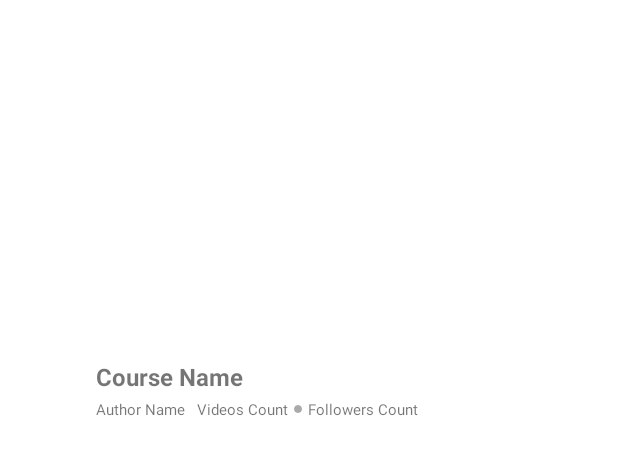
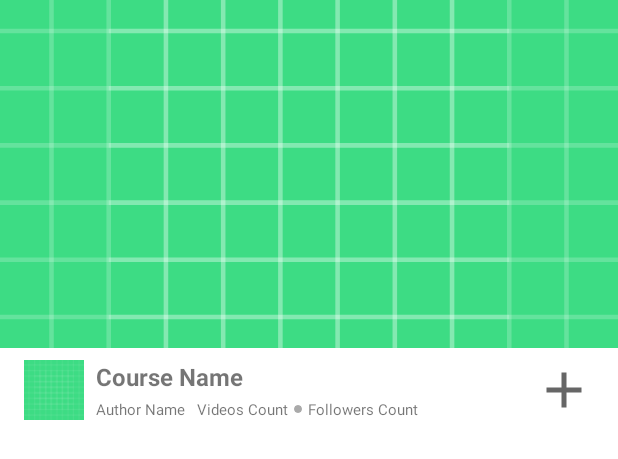
Before and after one commit to Apna-Tutor/ApnaTutor, an Android app: the layout activity_playlist.xml on its own in the app's theme, with its tools: preview values and no code run, on a phone screen of 412 x 824 dp. Shown: the top 459 px of the screen. Run offline under Robolectric (Android 15) with nearby library versions, the phone set to English and light mode, and no system bars.

Commit message:
mod designs

```diff
--- a/app/src/main/java/com/debuggers/apna_tutor/Activities/PlaylistActivity.java
+++ b/app/src/main/java/com/debuggers/apna_tutor/Activities/PlaylistActivity.java
@@ -15,5 +15,6 @@ public class PlaylistActivity extends AppCompatActivity {
         binding = ActivityPlaylistBinding.inflate(getLayoutInflater());
         setContentView(binding.getRoot());
 
+
     }
 }
--- /dev/null
+++ b/app/src/main/res/drawable/ic_add.xml
@@ -0,0 +1,5 @@
+<vector android:height="24dp" android:tint="?attr/colorControlNormal"
+    android:viewportHeight="24" android:viewportWidth="24"
+    android:width="24dp" xmlns:android="http://schemas.android.com/apk/res/android">
+    <path android:fillColor="@android:color/white" android:pathData="M19,13h-6v6h-2v-6H5v-2h6V5h2v6h6v2z"/>
+</vector>
--- a/app/src/main/res/layout/activity_playlist.xml
+++ b/app/src/main/res/layout/activity_playlist.xml
@@ -7,11 +7,136 @@
     android:orientation="vertical"
     tools:context=".Activities.PlaylistActivity">
 
-    <include
-        android:id="@+id/courseItem"
-        layout="@layout/item_course"
+    <LinearLayout
         android:layout_width="match_parent"
-        android:layout_height="wrap_content" />
+        android:layout_height="wrap_content"
+        android:orientation="vertical">
+
+        <androidx.constraintlayout.widget.ConstraintLayout
+            android:layout_width="match_parent"
+            android:layout_height="wrap_content"
+            app:layout_constraintEnd_toStartOf="@+id/courseThumbnail"
+            app:layout_constraintStart_toStartOf="@+id/courseThumbnail">
+
+            <ImageView
+                android:id="@+id/courseThumbnail"
+                android:layout_width="0dp"
+                android:layout_height="0dp"
+                android:adjustViewBounds="true"
+                android:scaleType="centerCrop"
+                app:layout_constraintBottom_toBottomOf="parent"
+                app:layout_constraintDimensionRatio="16:9"
+                app:layout_constraintEnd_toEndOf="parent"
+                app:layout_constraintStart_toStartOf="parent"
+                app:layout_constraintTop_toTopOf="parent"
+                tools:layout_conversion_absoluteHeight="0dp"
+                tools:layout_conversion_absoluteWidth="379dp"
+                tools:srcCompat="@drawable/ic_launcher_background" />
+        </androidx.constraintlayout.widget.ConstraintLayout>
+
+
+        <LinearLayout
+            android:layout_width="match_parent"
+            android:layout_height="wrap_content"
+            android:layout_gravity="top"
+            android:layout_marginStart="16dp"
+            android:layout_marginTop="8dp"
+            android:layout_marginEnd="16dp"
+            android:layout_marginBottom="8dp"
+            android:orientation="horizontal">
+
+            <ImageView
+                android:id="@+id/authorDp"
+                android:layout_width="40dp"
+                android:layout_height="40dp"
+                android:layout_marginEnd="8dp"
+                tools:layout_conversion_absoluteHeightbsoluteX="36dp"
+                tools:layout_conversion_absoluteWidth="40dp"
+                tools:layout_editor_a="40dp"
+                tools:layout_editor_absoluteY="36dp"
+                tools:srcCompat="@drawable/ic_launcher_background" />
+
+            <LinearLayout
+                android:layout_width="match_parent"
+                android:layout_height="wrap_content"
+                android:layout_weight="1"
+                android:orientation="vertical">
+
+                <TextView
+                    android:id="@+id/courseName"
+                    android:layout_width="match_parent"
+                    android:layout_height="wrap_content"
+                    android:layout_marginBottom="4dp"
+                    android:text="Course Name"
+                    android:textSize="16sp"
+                    android:textStyle="bold"
+                    tools:layout_conversion_absoluteHeight="33dp"
+                    tools:layout_conversion_absoluteWidth="300dp"
+                    tools:layout_editor_absoluteX="86dp"
+                    tools:layout_editor_absoluteY="26dp" />
+
+                <LinearLayout
+                    android:layout_width="match_parent"
+                    android:layout_height="wrap_content"
+                    android:gravity="center_vertical"
+                    android:orientation="horizontal">
+
+                    <TextView
+                        android:id="@+id/authorName"
+                        android:layout_width="wrap_content"
+                        android:layout_height="wrap_content"
+                        android:text="Author Name"
+                        android:textSize="10sp" />
+
+                    <androidx.cardview.widget.CardView
+                        android:layout_width="wrap_content"
+                        android:layout_height="14dp"
+                        android:layout_marginStart="4dp"
+                        android:layout_marginEnd="4dp"
+                        app:cardBackgroundColor="@android:color/darker_gray"
+                        app:cardCornerRadius="5dp"
+                        app:cardElevation="0dp" />
+
+                    <TextView
+                        android:id="@+id/videosCount"
+                        android:layout_width="wrap_content"
+                        android:layout_height="wrap_content"
+                        android:text="Videos Count"
+                        android:textSize="10sp" />
+
+                    <androidx.cardview.widget.CardView
+                        android:layout_width="5dp"
+                        android:layout_height="5dp"
+                        android:layout_marginStart="4dp"
+                        android:layout_marginEnd="4dp"
+                        app:cardBackgroundColor="@android:color/darker_gray"
+                        app:cardCornerRadius="5dp"
+                        app:cardElevation="0dp" />
+
+                    <TextView
+                        android:id="@+id/followersCount"
+                        android:layout_width="wrap_content"
+                        android:layout_height="wrap_content"
+                        android:text="Followers Count"
+                        android:textSize="10sp" />
+                </LinearLayout>
+            </LinearLayout>
+
+            <ImageView
+                android:id="@+id/follow"
+                android:layout_width="40dp"
+                android:layout_height="40dp"
+                android:layout_marginStart="8dp"
+                tools:layout_conversion_absoluteHeightbsoluteX="36dp"
+                tools:layout_conversion_absoluteWidth="40dp"
+                tools:layout_editor_a="40dp"
+                tools:layout_editor_absoluteY="36dp"
+                tools:srcCompat="@drawable/ic_add" />
+
+        </LinearLayout>
+
+
+    </LinearLayout>
 
     <androidx.recyclerview.widget.RecyclerView
         android:id="@+id/allVideos"
--- a/app/src/main/res/layout/fragment_profile.xml
+++ b/app/src/main/res/layout/fragment_profile.xml
@@ -24,14 +24,15 @@
             android:padding="8dp">
 
             <LinearLayout
-                android:layout_width="70dp"
+                android:layout_width="85dp"
                 android:layout_height="wrap_content"
+                android:gravity="center_horizontal"
                 android:orientation="vertical">
 
                 <ImageView
                     android:id="@+id/userDP"
                     android:layout_width="match_parent"
-                    android:layout_height="70dp"
+                    android:layout_height="85dp"
                     android:layout_marginBottom="4dp"
                     android:scaleType="centerCrop"
                     android:src="@android:drawable/ic_menu_gallery"
@@ -59,6 +60,8 @@
                 android:layout_width="match_parent"
                 android:layout_height="wrap_content"
                 android:layout_marginStart="8dp"
+                android:gravity="center_vertical"
+                android:minHeight="85dp"
                 android:orientation="vertical">
 
                 <TextView
@@ -66,8 +69,8 @@
                     android:layout_width="match_parent"
                     android:layout_height="wrap_content"
                     android:layout_marginBottom="4dp"
-                    android:text="Name of user"
-                    android:textSize="18sp"
+                    android:text="Prasun Sarkar"
+                    android:textSize="20sp"
                     android:textStyle="bold" />
 
                 <TextView
@@ -82,7 +85,7 @@
                     android:id="@+id/userType"
                     android:layout_width="match_parent"
                     android:layout_height="wrap_content"
-                    android:text="Type of User"
+                    android:text="Phone of User"
                     android:textStyle="italic" />
             </LinearLayout>
         </LinearLayout>
@@ -130,8 +133,7 @@
                     android:layout_height="wrap_content"
                     android:layout_weight="1"
                     android:text="Settings"
-                    android:textSize="20sp"
-                    android:textStyle="bold" />
+                    android:textSize="18sp" />
             </LinearLayout>
         </androidx.cardview.widget.CardView>
 
@@ -170,8 +172,7 @@
                     android:layout_height="wrap_content"
                     android:layout_weight="1"
                     android:text="Faqs"
-                    android:textSize="20sp"
-                    android:textStyle="bold" />
+                    android:textSize="18sp" />
             </LinearLayout>
         </androidx.cardview.widget.CardView>
 
@@ -210,8 +211,7 @@
                     android:layout_height="wrap_content"
                     android:layout_weight="1"
                     android:text="Log out"
-                    android:textSize="20sp"
-                    android:textStyle="bold" />
+                    android:textSize="18sp" />
             </LinearLayout>
         </androidx.cardview.widget.CardView>
     </LinearLayout>
--- a/app/src/main/res/layout/quiz_question.xml
+++ b/app/src/main/res/layout/quiz_question.xml
@@ -16,7 +16,7 @@
         android:layout_height="wrap_content"
         android:layout_marginBottom="4dp"
         android:text="Your Questions will be shown here hue hue hue"
-        android:textSize="16sp"
+        android:textSize="18sp"
         android:textStyle="bold" />
 
     <RadioGroup
```
